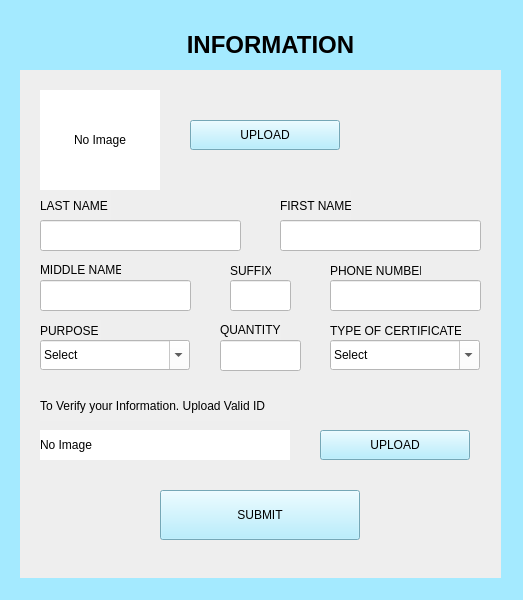
SheenaLei/BES_MANAGEMENT_SYSTEM, file BES_MANAGEMENT_SYSTEM/gui/ui/services_user_id.ui: the form before one commit.
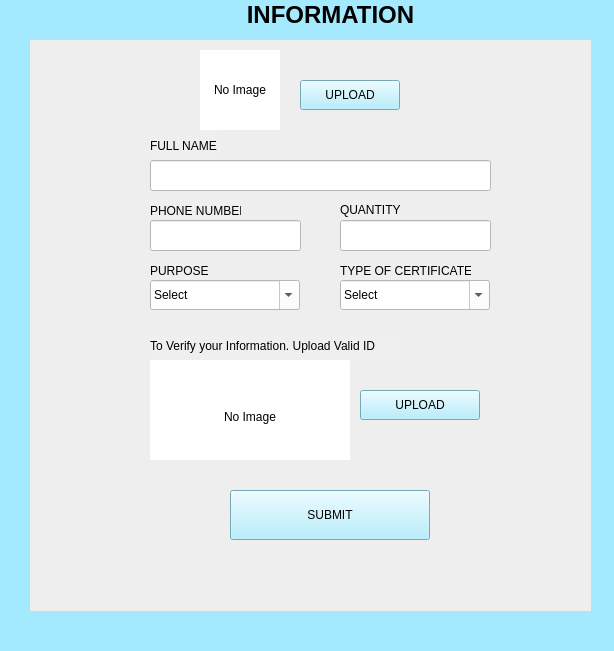
The form after the commit.

What changed in the file:
```diff
--- a/BES_MANAGEMENT_SYSTEM/gui/ui/services_user_id.ui
+++ b/BES_MANAGEMENT_SYSTEM/gui/ui/services_user_id.ui
@@ -6,8 +6,8 @@
    <rect>
     <x>0</x>
     <y>0</y>
-    <width>523</width>
-    <height>600</height>
+    <width>614</width>
+    <height>651</height>
    </rect>
   </property>
   <property name="windowTitle">
@@ -21,8 +21,8 @@
    <widget class="QLabel" name="label">
     <property name="geometry">
      <rect>
-      <x>80</x>
-      <y>30</y>
+      <x>140</x>
+      <y>0</y>
       <width>381</width>
       <height>31</height>
      </rect>
@@ -34,8 +34,8 @@
    <widget class="QLabel" name="label_2">
     <property name="geometry">
      <rect>
-      <x>40</x>
-      <y>190</y>
+      <x>150</x>
+      <y>130</y>
       <width>71</width>
       <height>31</height>
      </rect>
@@ -45,90 +45,15 @@
 </string>
     </property>
     <property name="text">
-     <string>LAST NAME</string>
+     <string>FULL NAME</string>
     </property>
    </widget>
    <widget class="QLineEdit" name="lineEdit">
     <property name="geometry">
      <rect>
-      <x>40</x>
-      <y>220</y>
-      <width>201</width>
-      <height>31</height>
-     </rect>
-    </property>
-    <property name="styleSheet">
-     <string notr="true">background-color: rgb(255, 255, 255);</string>
-    </property>
-   </widget>
-   <widget class="QLabel" name="label_3">
-    <property name="geometry">
-     <rect>
-      <x>280</x>
-      <y>190</y>
-      <width>71</width>
-      <height>31</height>
-     </rect>
-    </property>
-    <property name="styleSheet">
-     <string notr="true">background-color: rgb(239, 239, 239);</string>
-    </property>
-    <property name="text">
-     <string>FIRST NAME</string>
-    </property>
-   </widget>
-   <widget class="QLabel" name="label_4">
-    <property name="geometry">
-     <rect>
-      <x>40</x>
-      <y>260</y>
-      <width>81</width>
-      <height>20</height>
-     </rect>
-    </property>
-    <property name="styleSheet">
-     <string notr="true">background-color: rgb(239, 239, 239);
-</string>
-    </property>
-    <property name="text">
-     <string>MIDDLE NAME</string>
-    </property>
-   </widget>
-   <widget class="QLineEdit" name="lineEdit_3">
-    <property name="geometry">
-     <rect>
-      <x>40</x>
-      <y>280</y>
-      <width>151</width>
-      <height>31</height>
-     </rect>
-    </property>
-    <property name="styleSheet">
-     <string notr="true">background-color: rgb(255, 255, 255);</string>
-    </property>
-   </widget>
-   <widget class="QLabel" name="label_5">
-    <property name="geometry">
-     <rect>
-      <x>230</x>
-      <y>260</y>
-      <width>41</width>
-      <height>21</height>
-     </rect>
-    </property>
-    <property name="styleSheet">
-     <string notr="true">background-color: rgb(239, 239, 239);</string>
-    </property>
-    <property name="text">
-     <string>SUFFIX</string>
-    </property>
-   </widget>
-   <widget class="QLineEdit" name="lineEdit_4">
-    <property name="geometry">
-     <rect>
-      <x>230</x>
-      <y>280</y>
-      <width>61</width>
+      <x>150</x>
+      <y>160</y>
+      <width>341</width>
       <height>31</height>
      </rect>
     </property>
@@ -139,8 +64,8 @@
    <widget class="QLabel" name="label_6">
     <property name="geometry">
      <rect>
-      <x>330</x>
-      <y>260</y>
+      <x>150</x>
+      <y>200</y>
       <width>91</width>
       <height>21</height>
      </rect>
@@ -156,22 +81,9 @@
    <widget class="QLineEdit" name="lineEdit_5">
     <property name="geometry">
      <rect>
-      <x>330</x>
-      <y>280</y>
-      <width>151</width>
-      <height>31</height>
-     </rect>
-    </property>
-    <property name="styleSheet">
-     <string notr="true">background-color: rgb(255, 255, 255);</string>
-    </property>
-   </widget>
-   <widget class="QLineEdit" name="lineEdit_2">
-    <property name="geometry">
-     <rect>
-      <x>280</x>
+      <x>150</x>
       <y>220</y>
-      <width>201</width>
+      <width>151</width>
       <height>31</height>
      </rect>
     </property>
@@ -182,8 +94,8 @@
    <widget class="QLabel" name="label_7">
     <property name="geometry">
      <rect>
-      <x>40</x>
-      <y>320</y>
+      <x>150</x>
+      <y>260</y>
       <width>61</width>
       <height>21</height>
      </rect>
@@ -199,8 +111,8 @@
    <widget class="QComboBox" name="comboBox">
     <property name="geometry">
      <rect>
-      <x>40</x>
-      <y>340</y>
+      <x>150</x>
+      <y>280</y>
       <width>150</width>
       <height>30</height>
      </rect>
@@ -242,10 +154,10 @@
    <widget class="QLabel" name="label_8">
     <property name="geometry">
      <rect>
-      <x>20</x>
-      <y>70</y>
-      <width>481</width>
-      <height>581</height>
+      <x>30</x>
+      <y>40</y>
+      <width>561</width>
+      <height>571</height>
      </rect>
     </property>
     <property name="styleSheet">
@@ -258,7 +170,7 @@
    <widget class="QPushButton" name="pushButton">
     <property name="geometry">
      <rect>
-      <x>160</x>
+      <x>230</x>
       <y>490</y>
       <width>200</width>
       <height>50</height>
@@ -291,8 +203,8 @@
    <widget class="QLabel" name="label_10">
     <property name="geometry">
      <rect>
-      <x>330</x>
-      <y>320</y>
+      <x>340</x>
+      <y>260</y>
       <width>131</width>
       <height>21</height>
      </rect>
@@ -308,8 +220,8 @@
    <widget class="QComboBox" name="comboBox_3">
     <property name="geometry">
      <rect>
-      <x>330</x>
-      <y>340</y>
+      <x>340</x>
+      <y>280</y>
       <width>150</width>
       <height>30</height>
      </rect>
@@ -346,8 +258,8 @@
    <widget class="QLabel" name="label_11">
     <property name="geometry">
      <rect>
-      <x>40</x>
-      <y>390</y>
+      <x>150</x>
+      <y>330</y>
       <width>250</width>
       <height>31</height>
      </rect>
@@ -375,16 +287,16 @@
    <widget class="QLabel" name="label_12">
     <property name="geometry">
      <rect>
-      <x>40</x>
-      <y>430</y>
-      <width>250</width>
-      <height>30</height>
+      <x>150</x>
+      <y>360</y>
+      <width>200</width>
+      <height>100</height>
      </rect>
     </property>
     <property name="minimumSize">
      <size>
-      <width>250</width>
-      <height>30</height>
+      <width>200</width>
+      <height>100</height>
      </size>
     </property>
     <property name="maximumSize">
@@ -402,7 +314,7 @@
      <enum>QFrame::NoFrame</enum>
     </property>
     <property name="text">
-     <string>No Image</string>
+     <string>&lt;html&gt;&lt;head/&gt;&lt;body&gt;&lt;p align=&quot;center&quot;&gt;&lt;br/&gt;No Image&lt;/p&gt;&lt;/body&gt;&lt;/html&gt;</string>
     </property>
     <property name="wordWrap">
      <bool>true</bool>
@@ -411,21 +323,21 @@
    <widget class="QPushButton" name="pushButton_2">
     <property name="geometry">
      <rect>
-      <x>190</x>
-      <y>120</y>
-      <width>150</width>
+      <x>300</x>
+      <y>80</y>
+      <width>100</width>
       <height>30</height>
      </rect>
     </property>
     <property name="minimumSize">
      <size>
-      <width>150</width>
+      <width>100</width>
       <height>30</height>
      </size>
     </property>
     <property name="maximumSize">
      <size>
-      <width>150</width>
+      <width>100</width>
       <height>30</height>
      </size>
     </property>
@@ -447,7 +359,7 @@
      <rect>
       <x>-2</x>
       <y>-40</y>
-      <width>541</width>
+      <width>611</width>
       <height>591</height>
      </rect>
     </property>
@@ -458,8 +370,8 @@
    <widget class="QLabel" name="label_9">
     <property name="geometry">
      <rect>
-      <x>220</x>
-      <y>320</y>
+      <x>340</x>
+      <y>200</y>
       <width>61</width>
       <height>20</height>
      </rect>
@@ -474,9 +386,9 @@
    <widget class="QLineEdit" name="lineEdit_6">
     <property name="geometry">
      <rect>
-      <x>220</x>
-      <y>340</y>
-      <width>81</width>
+      <x>340</x>
+      <y>220</y>
+      <width>151</width>
       <height>31</height>
      </rect>
     </property>
@@ -487,21 +399,21 @@
    <widget class="QLabel" name="label_14">
     <property name="geometry">
      <rect>
-      <x>40</x>
-      <y>90</y>
-      <width>120</width>
-      <height>100</height>
+      <x>200</x>
+      <y>50</y>
+      <width>80</width>
+      <height>80</height>
      </rect>
     </property>
     <property name="minimumSize">
      <size>
-      <width>120</width>
-      <height>100</height>
+      <width>80</width>
+      <height>80</height>
      </size>
     </property>
     <property name="maximumSize">
      <size>
-      <width>100</width>
+      <width>80</width>
       <height>30</height>
      </size>
     </property>
@@ -523,21 +435,21 @@
    <widget class="QPushButton" name="pushButton_3">
     <property name="geometry">
      <rect>
-      <x>320</x>
-      <y>430</y>
-      <width>150</width>
+      <x>360</x>
+      <y>390</y>
+      <width>120</width>
       <height>30</height>
      </rect>
     </property>
     <property name="minimumSize">
      <size>
-      <width>150</width>
+      <width>120</width>
       <height>30</height>
      </size>
     </property>
     <property name="maximumSize">
      <size>
-      <width>150</width>
+      <width>120</width>
       <height>30</height>
      </size>
     </property>
```
Left out of the diff: 8 changed lines with no effect on the pictures.
